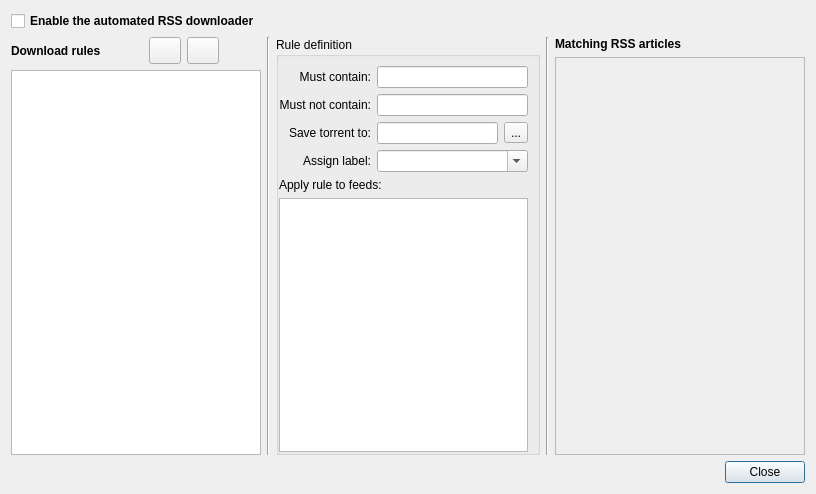
Before: the Qt Designer form src/rss/automatedrssdownloader.ui in SysAdminDoc/qBittorrent-Vanced, drawn with Qt 5.
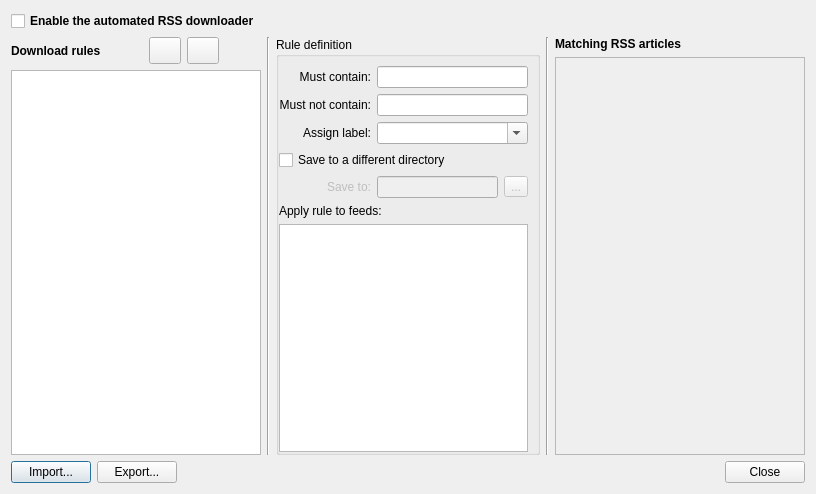
After: the same form once the commit is applied. Icons and pictures are not drawn.

Diff of the .ui file:
```diff
--- a/src/rss/automatedrssdownloader.ui
+++ b/src/rss/automatedrssdownloader.ui
@@ -161,23 +161,33 @@
         <item row="1" column="1">
          <widget class="QLineEdit" name="lineNotContains"/>
         </item>
-        <item row="2" column="0">
+        <item row="4" column="0">
          <widget class="QLabel" name="label_6">
+          <property name="enabled">
+           <bool>false</bool>
+          </property>
           <property name="text">
-           <string>Save torrent to:</string>
+           <string>Save to:</string>
           </property>
           <property name="alignment">
            <set>Qt::AlignRight|Qt::AlignTrailing|Qt::AlignVCenter</set>
           </property>
          </widget>
         </item>
-        <item row="2" column="1">
+        <item row="4" column="1">
          <layout class="QHBoxLayout" name="horizontalLayout">
           <item>
-           <widget class="QLineEdit" name="lineSavePath"/>
+           <widget class="QLineEdit" name="lineSavePath">
+            <property name="enabled">
+             <bool>false</bool>
+            </property>
+           </widget>
           </item>
           <item>
            <widget class="QToolButton" name="browseSP">
+            <property name="enabled">
+             <bool>false</bool>
+            </property>
             <property name="text">
              <string>...</string>
             </property>
@@ -185,24 +195,7 @@
           </item>
          </layout>
         </item>
-        <item row="3" column="0">
-         <widget class="QLabel" name="label_7">
-          <property name="text">
-           <string>Assign label:</string>
-          </property>
-          <property name="alignment">
-           <set>Qt::AlignRight|Qt::AlignTrailing|Qt::AlignVCenter</set>
-          </property>
-         </widget>
-        </item>
-        <item row="3" column="1">
-         <widget class="QComboBox" name="comboLabel">
-          <property name="editable">
-           <bool>true</bool>
-          </property>
-         </widget>
-        </item>
-        <item row="4" column="0" colspan="2">
+        <item row="6" column="0" colspan="2">
          <layout class="QVBoxLayout" name="verticalLayout">
           <item>
            <widget class="QLabel" name="label_2">
@@ -222,6 +215,30 @@
           </item>
          </layout>
         </item>
+        <item row="3" column="0" colspan="2">
+         <widget class="QCheckBox" name="saveDiffDir_check">
+          <property name="text">
+           <string>Save to a different directory</string>
+          </property>
+         </widget>
+        </item>
+        <item row="2" column="0">
+         <widget class="QLabel" name="label_7">
+          <property name="text">
+           <string>Assign label:</string>
+          </property>
+          <property name="alignment">
+           <set>Qt::AlignRight|Qt::AlignTrailing|Qt::AlignVCenter</set>
+          </property>
+         </widget>
+        </item>
+        <item row="2" column="1">
+         <widget class="QComboBox" name="comboLabel">
+          <property name="editable">
+           <bool>true</bool>
+          </property>
+         </widget>
+        </item>
        </layout>
       </widget>
      </item>
@@ -259,14 +276,45 @@
     </layout>
    </item>
    <item>
-    <widget class="QDialogButtonBox" name="buttonBox">
-     <property name="orientation">
-      <enum>Qt::Horizontal</enum>
-     </property>
-     <property name="standardButtons">
-      <set>QDialogButtonBox::Close</set>
-     </property>
-    </widget>
+    <layout class="QHBoxLayout" name="horizontalLayout_4">
+     <item>
+      <widget class="QPushButton" name="importBtn">
+       <property name="text">
+        <string>Import...</string>
+       </property>
+      </widget>
+     </item>
+     <item>
+      <widget class="QPushButton" name="exportBtn">
+       <property name="text">
+        <string>Export...</string>
+       </property>
+      </widget>
+     </item>
+     <item>
+      <spacer name="horizontalSpacer_3">
+       <property name="orientation">
+        <enum>Qt::Horizontal</enum>
+       </property>
+       <property name="sizeHint" stdset="0">
+        <size>
+         <width>40</width>
+         <height>20</height>
+        </size>
+       </property>
+      </spacer>
+     </item>
+     <item>
+      <widget class="QDialogButtonBox" name="buttonBox">
+       <property name="orientation">
+        <enum>Qt::Horizontal</enum>
+       </property>
+       <property name="standardButtons">
+        <set>QDialogButtonBox::Close</set>
+       </property>
+      </widget>
+     </item>
+    </layout>
    </item>
   </layout>
  </widget>
```
Left out of the diff: 56 changed lines with no effect on the pictures.
